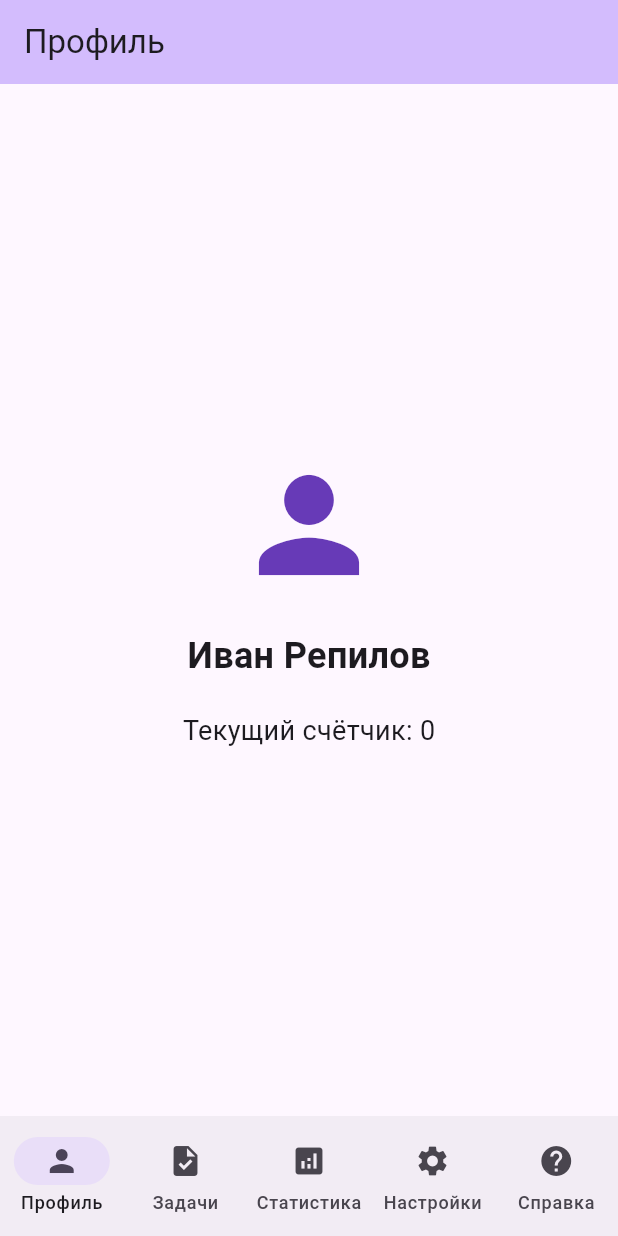
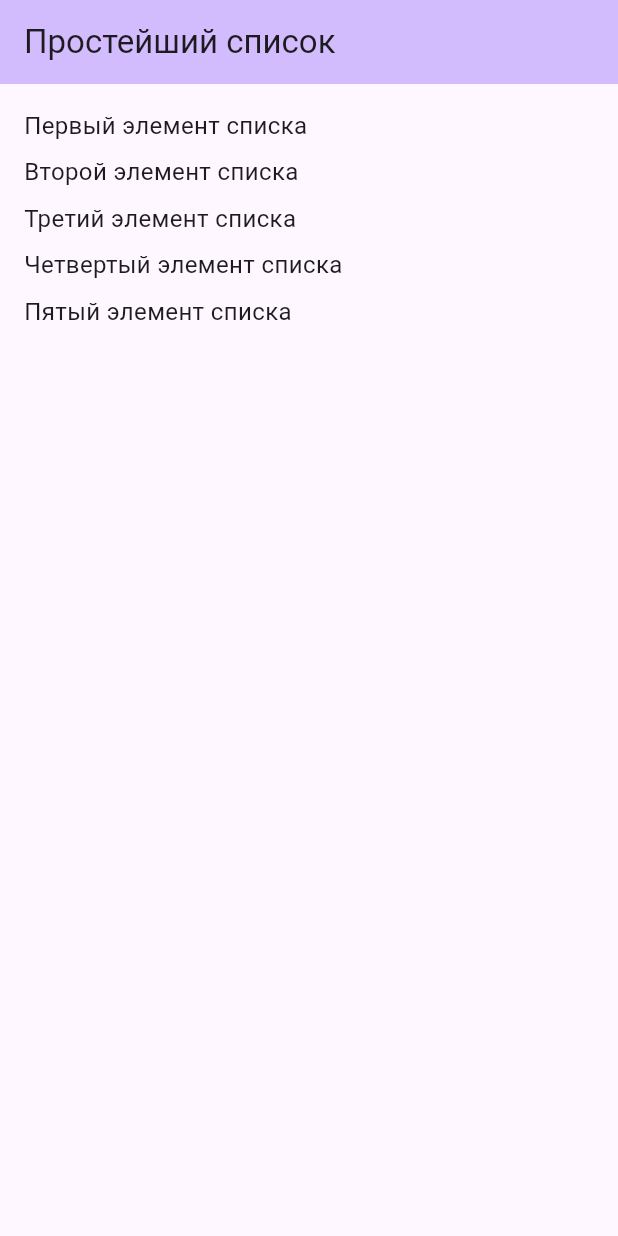
Before and after one commit to flynt-3650/docpma-2, a Flutter app: the screen it shows after launch, on a phone screen of 412 x 824 dp. Run offline on Flutter 3.47's test engine with Material 3 defaults, Android fonts, the phone set to English and light mode, and no system bars.

Commit message:
список

```diff
--- a/lib/main.dart
+++ b/lib/main.dart
@@ -1,9 +1,4 @@
 import 'package:flutter/material.dart';
-import 'profile/profile_screen.dart';
-import 'profile/grades_screen.dart';
-import 'profile/schedule_screen.dart';
-import 'settings/settings_screen.dart';
-import 'auth/about_screen.dart';
 
 void main() {
   runApp(const MyApp());
@@ -15,92 +10,53 @@ class MyApp extends StatelessWidget {
   @override
   Widget build(BuildContext context) {
     return MaterialApp(
-      title: 'Навигация',
+      title: 'Простейший список',
       theme: ThemeData(
         colorScheme: ColorScheme.fromSeed(seedColor: Colors.deepPurple),
         useMaterial3: true,
       ),
-      home: const HomeShell(),
+      home: const SimpleListScreen(),
       debugShowCheckedModeBanner: false,
     );
   }
 }
 
-class HomeShell extends StatefulWidget {
-  const HomeShell({super.key});
-
-  @override
-  State<HomeShell> createState() => _HomeShellState();
-}
-
-class _HomeShellState extends State<HomeShell> {
-  int _currentIndex = 0;
-  String _userName = 'Иван Репилов';
-  int _step = 1;
-  int _counter = 0;
-  final List<String> _tasks = [];
-
-  void updateStep(int newStep) {
-    setState(() {
-      _step = newStep;
-    });
-  }
-
-  void incrementCounter() {
-    setState(() {
-      _counter += _step;
-    });
-  }
-
-  void addTask(String task) {
-    setState(() {
-      _tasks.add(task);
-    });
-  }
-
-  void removeTaskAt(int index) {
-    setState(() {
-      _tasks.removeAt(index);
-    });
-  }
+class SimpleListScreen extends StatelessWidget {
+  const SimpleListScreen({super.key});
 
   @override
   Widget build(BuildContext context) {
-    final pages = [
-      ProfileScreen(userName: _userName, counter: _counter),
-      GradesScreen(
-        tasks: _tasks,
-        onAddTask: addTask,
-        onRemoveTask: removeTaskAt,
-      ),
-      ScheduleScreen(
-        counter: _counter,
-        step: _step,
-        onIncrement: incrementCounter,
-      ),
-      SettingsScreen(currentStep: _step, onStepChanged: updateStep),
-      const AboutScreen(),
+    // Данные для списка в виде String
+    final List<String> items = [
+      'Первый элемент списка',
+      'Второй элемент списка',
+      'Третий элемент списка',
+      'Четвертый элемент списка',
+      'Пятый элемент списка',
     ];
 
     return Scaffold(
-      body: pages[_currentIndex],
-      bottomNavigationBar: NavigationBar(
-        selectedIndex: _currentIndex,
-        onDestinationSelected: (index) {
-          setState(() {
-            _currentIndex = index;
-          });
-        },
-        destinations: const [
-          NavigationDestination(icon: Icon(Icons.person), label: 'Профиль'),
-          NavigationDestination(icon: Icon(Icons.task), label: 'Задачи'),
-          NavigationDestination(
-            icon: Icon(Icons.analytics),
-            label: 'Статистика',
-          ),
-          NavigationDestination(icon: Icon(Icons.settings), label: 'Настройки'),
-          NavigationDestination(icon: Icon(Icons.help), label: 'Справка'),
-        ],
+      appBar: AppBar(
+        title: const Text('Простейший список'),
+        backgroundColor: Theme.of(context).colorScheme.inversePrimary,
+      ),
+      body: Padding(
+        padding: const EdgeInsets.all(16.0),
+        // Контейнер в виде Column с элементами списка
+        child: Column(
+          crossAxisAlignment: CrossAxisAlignment.start,
+          children: [
+            // Элементы списка в виде Text с данными String
+            for (String item in items)
+              Padding(
+                padding: const EdgeInsets.only(bottom: 8.0),
+                child: Text(
+                  item,
+                  style: const TextStyle(fontSize: 16),
+                ),
+              ),
+          ],
+        ),
       ),
     );
   }
--- a/lib/profile/profile_screen.dart
+++ /dev/null
@@ -1,40 +0,0 @@
-import 'package:flutter/material.dart';
-
-class ProfileScreen extends StatelessWidget {
-  const ProfileScreen({
-    super.key,
-    required this.userName,
-    required this.counter,
-  });
-
-  final String userName;
-  final int counter;
-
-  @override
-  Widget build(BuildContext context) {
-    return Scaffold(
-      appBar: AppBar(
-        title: const Text('Профиль'),
-        backgroundColor: Theme.of(context).colorScheme.inversePrimary,
-      ),
-      body: Center(
-        child: Column(
-          mainAxisAlignment: MainAxisAlignment.center,
-          children: [
-            const Icon(Icons.person, size: 100, color: Colors.deepPurple),
-            const SizedBox(height: 20),
-            Text(
-              userName,
-              style: const TextStyle(fontSize: 24, fontWeight: FontWeight.bold),
-            ),
-            const SizedBox(height: 20),
-            Text(
-              'Текущий счётчик: $counter',
-              style: const TextStyle(fontSize: 18),
-            ),
-          ],
-        ),
-      ),
-    );
-  }
-}
```
Also changed, not shown: lib/auth/about_screen.dart (deleted, +0 -74 lines), lib/profile/grades_screen.dart (deleted, +0 -86 lines), lib/profile/schedule_screen.dart (deleted, +0 -44 lines), lib/settings/settings_screen.dart (deleted, +0 -48 lines).
